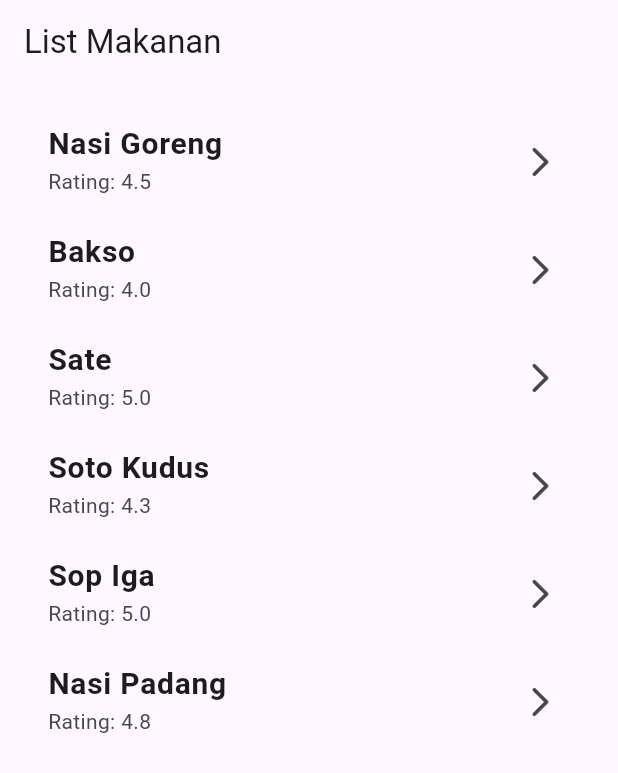
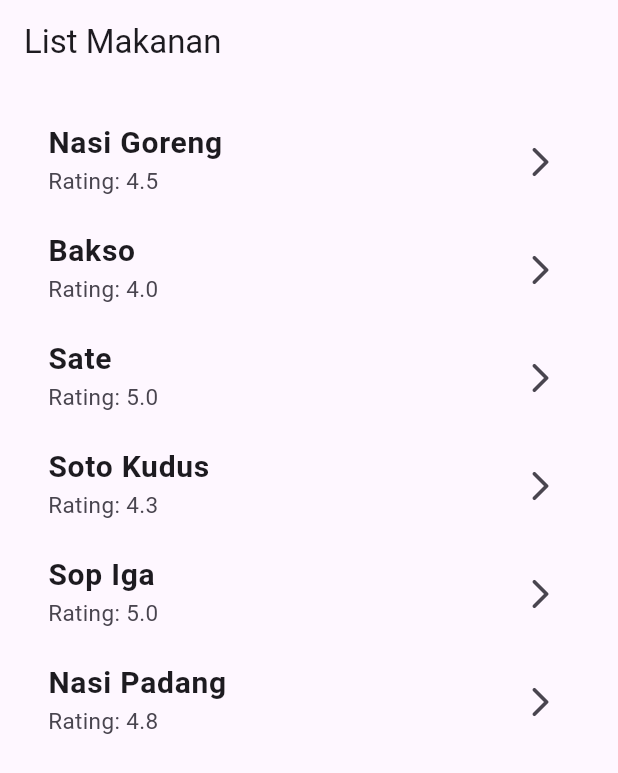
Before and after one commit to kiee32/Kalkulator, a Flutter app: the screen it shows after launch, on a phone screen of 412 x 824 dp. Shown: the top 773 px of the screen. Run offline on Flutter 3.47's test engine with Material 3 defaults, Android fonts, the phone set to English and light mode, and no system bars; our stand-ins replace get.

Commit message:
memperbaiki bagian listTile

```diff
--- a/lib/main.dart
+++ b/lib/main.dart
@@ -9,7 +9,7 @@ void main() {
 class MyApp extends StatelessWidget {
   const MyApp({super.key});
 
-  // This widget is the root of your application.
+
   @override
   Widget build(BuildContext context) {
     return GetMaterialApp(
--- a/lib/pages/list_makanan.page.dart
+++ b/lib/pages/list_makanan.page.dart
@@ -25,13 +25,7 @@ class ListMakananPage extends StatelessWidget {
                 makanan.namamakanan,
                 style: const TextStyle(fontSize: 20, fontWeight: FontWeight.bold),
               ),
-              subtitle: Column(
-                crossAxisAlignment: CrossAxisAlignment.start,
-                children: [
-
-                  Text("Rating: ${makanan.rating}"),
-                ],
-              ),
+               subtitle: Text("Rating: ${makanan.rating}", style: TextStyle(fontSize: 15)),
               trailing: const Icon(Icons.arrow_forward_ios_rounded),
               onTap: () {
                 Get.toNamed(
```
